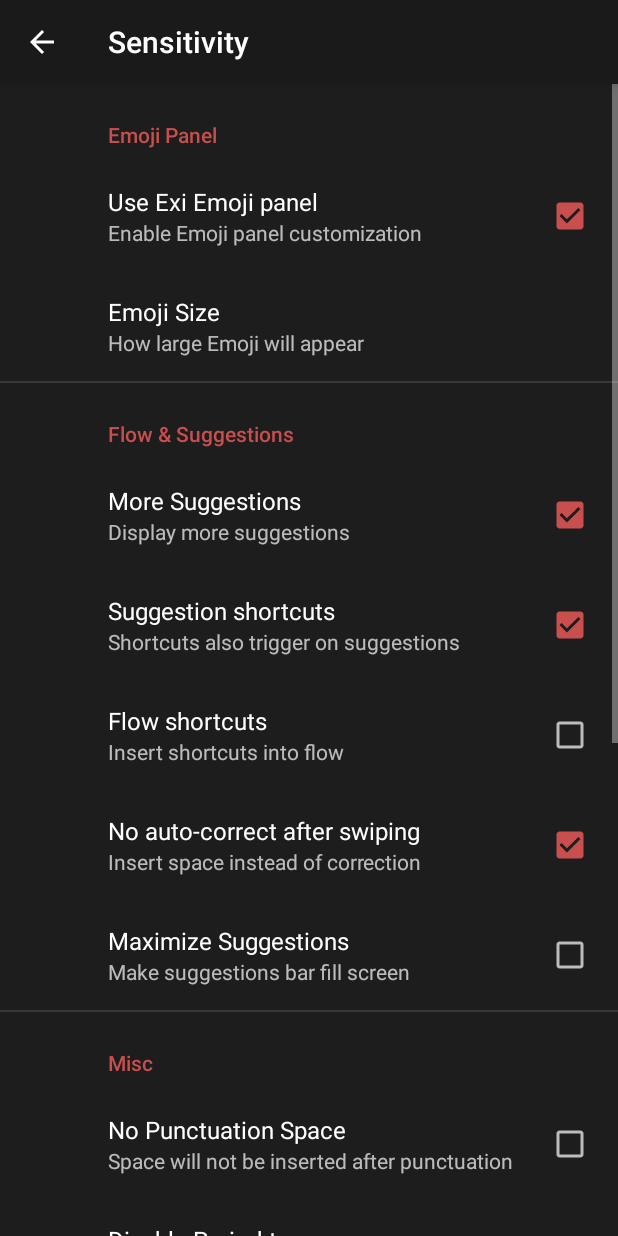
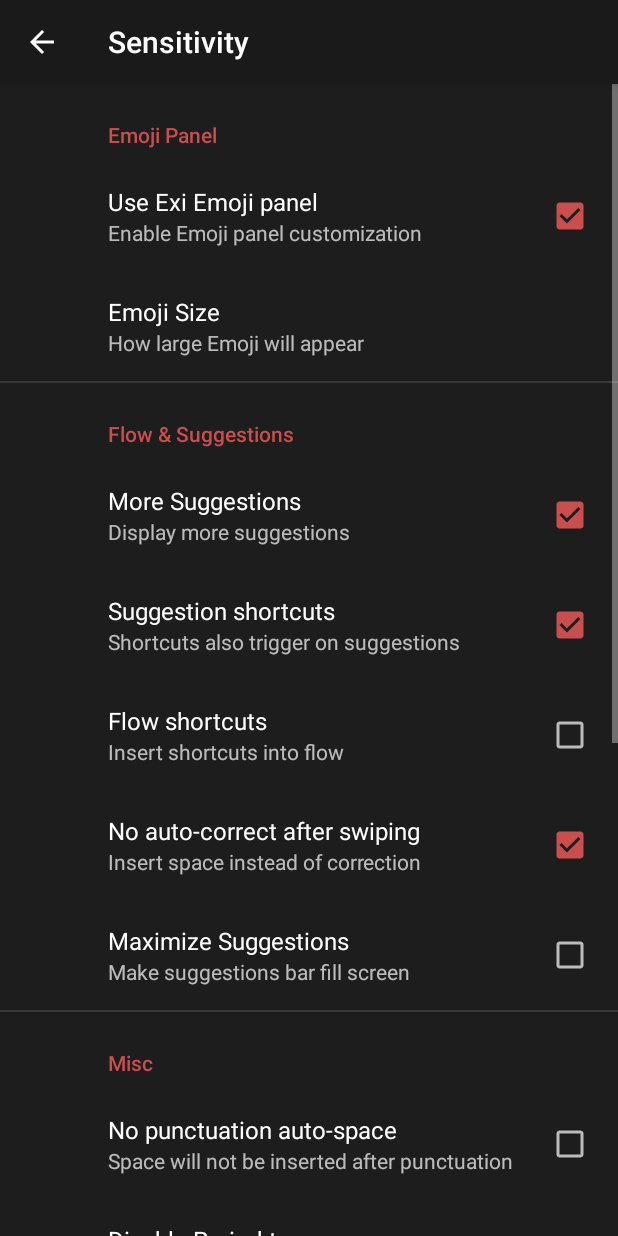
Before and after one commit to Nordskog/SwiftKeyExi, an Android app: the SettingsFragment screen opened directly, with no data from a screen before it, on a phone screen of 412 x 824 dp. Run offline under Robolectric (Android 15) with nearby library versions, the phone set to English and light mode, and no system bars; our stand-ins replace androidx.preference; libraries missing offline, so code that uses them is left out: android.support.v7; 3 statements that could not run were skipped.

Commit message:
Settings description tweaking

```diff
--- a/app/src/main/res/values/strings_preferences.xml
+++ b/app/src/main/res/values/strings_preferences.xml
@@ -83,14 +83,12 @@
 
 
     <string name="pref_disable_punctuation_autospace_key">pref_disable_punctuation_autospace</string>
-    <string name="pref_disable_punctuation_autospace_title">No Punctuation Space</string>
+    <string name="pref_disable_punctuation_autospace_title">No punctuation auto-space</string>
     <string name="pref_disable_punctuation_autospace_summary">Space will not be inserted after punctuation</string>
 
     <string name="pref_dictionary_toggle_key">pref_dictionary_toggle</string>
         <string name="pref_dictionary_toggle_title">Dictionary</string>
         <string name="pref_dictionary_toggle_summary">Toggle custom dictionary shortcuts</string>
-
-
 
 
     <!-- Swipe behavior -->
```
